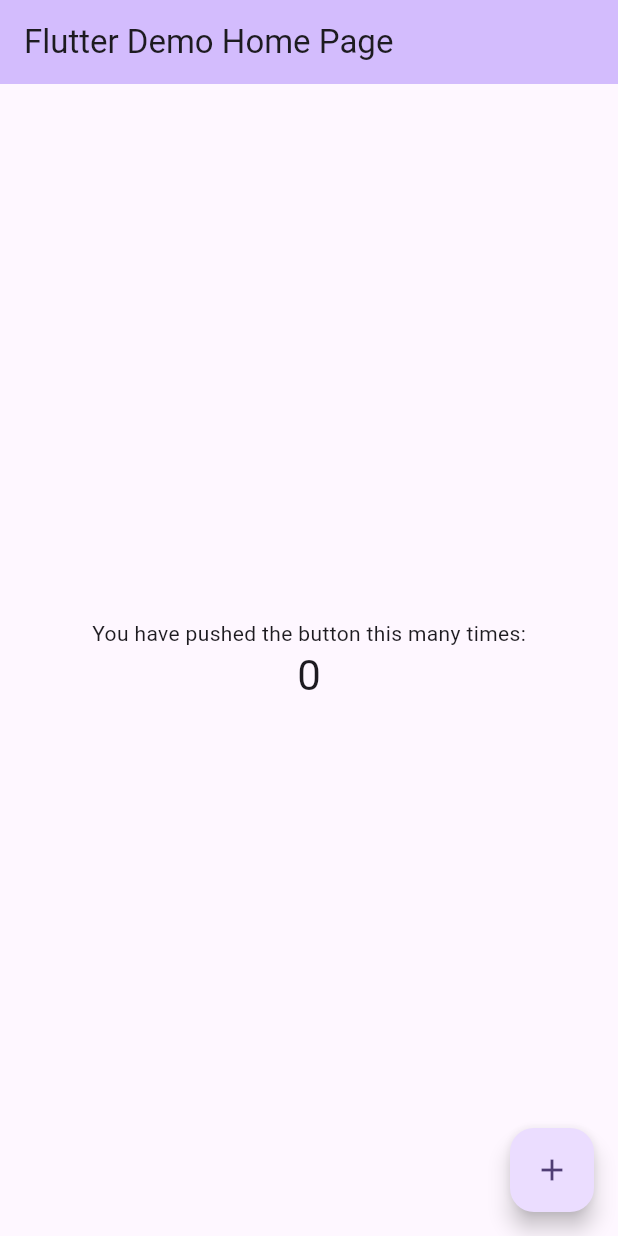
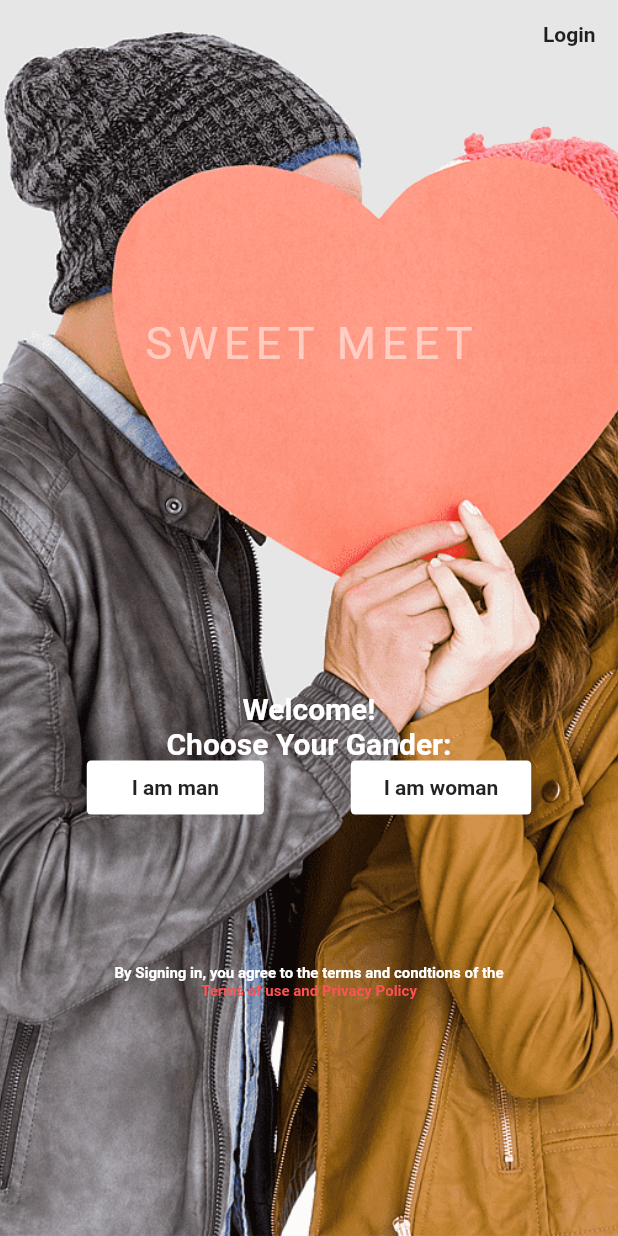
Before and after one commit to karim0305/DatingApp, a Flutter app: the screen it shows after launch, on a phone screen of 412 x 824 dp. Run offline on Flutter 3.47's test engine with Material 2 defaults, Android fonts, the phone set to English and light mode, and no system bars.

Commit message:
Log in Page
Signed-off-by: Momin Karim <mominkarim0305@gmail.com>

```diff
--- /dev/null
+++ b/lib/Login.dart
@@ -0,0 +1,152 @@
+import 'package:flutter/material.dart';
+
+class LoginPage extends StatefulWidget {
+  const LoginPage({super.key});
+
+  @override
+  State<LoginPage> createState() => _LoginPageState();
+}
+
+class _LoginPageState extends State<LoginPage> {
+  @override
+  Widget build(BuildContext context) {
+    return Scaffold(
+      body: SafeArea(
+        child: Container(
+          decoration: const BoxDecoration(
+              image: DecorationImage(
+                  image: AssetImage("lib/imagesrc/loginbackground.png"),
+                  fit: BoxFit.cover)),
+          child: Column(
+            children: [
+              Row(
+                mainAxisAlignment: MainAxisAlignment.end,
+                children: [
+                  Padding(
+                    padding: EdgeInsets.all(15.0),
+                    child: InkWell(
+                      onTap: () {},
+                      child: Text(
+                        "Login",
+                        style: TextStyle(fontWeight: FontWeight.bold),
+                      ),
+                    ),
+                  ),
+                ],
+              ),
+              SizedBox(
+                height: 150,
+              ),
+              Row(
+                mainAxisAlignment: MainAxisAlignment.center,
+                children: [
+                  Padding(
+                    padding: EdgeInsets.all(15.0),
+                    child: Text(
+                      "SWEET MEET",
+                      style: TextStyle(
+                          fontSize: 30,
+                          color: Colors.white.withOpacity(0.5),
+                          letterSpacing: 4),
+                    ),
+                  ),
+                ],
+              ),
+              SizedBox(
+                height: 200,
+              ),
+              Row(
+                mainAxisAlignment: MainAxisAlignment.center,
+                children: [
+                  Text(
+                    "Welcome!",
+                    style: TextStyle(
+                      fontWeight: FontWeight.bold,
+                      fontSize: 20,
+                      color: Colors.white,
+                    ),
+                  ),
+                ],
+              ),
+              Row(
+                mainAxisAlignment: MainAxisAlignment.center,
+                children: [
+                  Text(
+                    "Choose Your Gander:",
+                    style: TextStyle(
+                      fontWeight: FontWeight.bold,
+                      fontSize: 20,
+                      color: Colors.white,
+                    ),
+                  ),
+                ],
+              ),
+              Row(
+                mainAxisAlignment: MainAxisAlignment.spaceEvenly,
+                children: [
+                  InkWell(
+                    onTap: () {},
+                    child: Container(
+                      padding:
+                          EdgeInsets.symmetric(horizontal: 30, vertical: 10),
+                      decoration: BoxDecoration(
+                          color: Colors.white,
+                          borderRadius: BorderRadius.circular(3)),
+                      child: Text(
+                        "I am man",
+                        style: TextStyle(fontWeight: FontWeight.bold),
+                      ),
+                    ),
+                  ),
+                  InkWell(
+                    onTap: () {},
+                    child: Container(
+                      padding:
+                          EdgeInsets.symmetric(horizontal: 22, vertical: 10),
+                      decoration: BoxDecoration(
+                          color: Colors.white,
+                          borderRadius: BorderRadius.circular(3)),
+                      child: Text(
+                        "I am woman",
+                        style: TextStyle(fontWeight: FontWeight.bold),
+                      ),
+                    ),
+                  ),
+                ],
+              ),
+              SizedBox(
+                height: 100,
+              ),
+              Row(
+                mainAxisAlignment: MainAxisAlignment.center,
+                children: [
+                  Text(
+                    "By Signing in, you agree to the terms and condtions of the",
+                    style: TextStyle(
+                      fontWeight: FontWeight.bold,
+                      fontSize: 10,
+                      color: Colors.white,
+                    ),
+                  ),
+                ],
+              ),
+              Row(
+                mainAxisAlignment: MainAxisAlignment.center,
+                children: [
+                  Text(
+                    "Terms of use and Privacy Policy",
+                    style: TextStyle(
+                      fontWeight: FontWeight.bold,
+                      fontSize: 10,
+                      color: Colors.redAccent,
+                    ),
+                  ),
+                ],
+              ),
+            ],
+          ),
+        ),
+      ),
+    );
+  }
+}
--- a/lib/main.dart
+++ b/lib/main.dart
@@ -1,125 +1,9 @@
+import 'package:dating_app/Login.dart';
 import 'package:flutter/material.dart';
 
 void main() {
-  runApp(const MyApp());
+  runApp(const MaterialApp(
+    debugShowCheckedModeBanner: false,
+    home: LoginPage(),
+  ));
 }
-
-class MyApp extends StatelessWidget {
-  const MyApp({super.key});
-
-  // This widget is the root of your application.
-  @override
-  Widget build(BuildContext context) {
-    return MaterialApp(
-      title: 'Flutter Demo',
-      theme: ThemeData(
-        // This is the theme of your application.
-        //
-        // TRY THIS: Try running your application with "flutter run". You'll see
-        // the application has a blue toolbar. Then, without quitting the app,
-        // try changing the seedColor in the colorScheme below to Colors.green
-        // and then invoke "hot reload" (save your changes or press the "hot
-        // reload" button in a Flutter-supported IDE, or press "r" if you used
-        // the command line to start the app).
-        //
-        // Notice that the counter didn't reset back to zero; the application
-        // state is not lost during the reload. To reset the state, use hot
-        // restart instead.
-        //
-        // This works for code too, not just values: Most code changes can be
-        // tested with just a hot reload.
-        colorScheme: ColorScheme.fromSeed(seedColor: Colors.deepPurple),
-        useMaterial3: true,
-      ),
-      home: const MyHomePage(title: 'Flutter Demo Home Page'),
-    );
-  }
-}
-
-class MyHomePage extends StatefulWidget {
-  const MyHomePage({super.key, required this.title});
-
-  // This widget is the home page of your application. It is stateful, meaning
-  // that it has a State object (defined below) that contains fields that affect
-  // how it looks.
-
-  // This class is the configuration for the state. It holds the values (in this
-  // case the title) provided by the parent (in this case the App widget) and
-  // used by the build method of the State. Fields in a Widget subclass are
-  // always marked "final".
-
-  final String title;
-
-  @override
-  State<MyHomePage> createState() => _MyHomePageState();
-}
-
-class _MyHomePageState extends State<MyHomePage> {
-  int _counter = 0;
-
-  void _incrementCounter() {
-    setState(() {
-      // This call to setState tells the Flutter framework that something has
-      // changed in this State, which causes it to rerun the build method below
-      // so that the display can reflect the updated values. If we changed
-      // _counter without calling setState(), then the build method would not be
-      // called again, and so nothing would appear to happen.
-      _counter++;
-    });
-  }
-
-  @override
-  Widget build(BuildContext context) {
-    // This method is rerun every time setState is called, for instance as done
-    // by the _incrementCounter method above.
-    //
-    // The Flutter framework has been optimized to make rerunning build methods
-    // fast, so that you can just rebuild anything that needs updating rather
-    // than having to individually change instances of widgets.
-    return Scaffold(
-      appBar: AppBar(
-        // TRY THIS: Try changing the color here to a specific color (to
-        // Colors.amber, perhaps?) and trigger a hot reload to see the AppBar
-        // change color while the other colors stay the same.
-        backgroundColor: Theme.of(context).colorScheme.inversePrimary,
-        // Here we take the value from the MyHomePage object that was created by
-        // the App.build method, and use it to set our appbar title.
-        title: Text(widget.title),
-      ),
-      body: Center(
-        // Center is a layout widget. It takes a single child and positions it
-        // in the middle of the parent.
-        child: Column(
-          // Column is also a layout widget. It takes a list of children and
-          // arranges them vertically. By default, it sizes itself to fit its
-          // children horizontally, and tries to be as tall as its parent.
-          //
-          // Column has various properties to control how it sizes itself and
-          // how it positions its children. Here we use mainAxisAlignment to
-          // center the children vertically; the main axis here is the vertical
-          // axis because Columns are vertical (the cross axis would be
-          // horizontal).
-          //
-          // TRY THIS: Invoke "debug painting" (choose the "Toggle Debug Paint"
-          // action in the IDE, or press "p" in the console), to see the
-          // wireframe for each widget.
-          mainAxisAlignment: MainAxisAlignment.center,
-          children: <Widget>[
-            const Text(
-              'You have pushed the button this many times:',
-            ),
-            Text(
-              '$_counter',
-              style: Theme.of(context).textTheme.headlineMedium,
-            ),
-          ],
-        ),
-      ),
-      floatingActionButton: FloatingActionButton(
-        onPressed: _incrementCounter,
-        tooltip: 'Increment',
-        child: const Icon(Icons.add),
-      ), // This trailing comma makes auto-formatting nicer for build methods.
-    );
-  }
-}
--- a/pubspec.yaml
+++ b/pubspec.yaml
@@ -59,8 +59,8 @@ flutter:
   uses-material-design: true
 
   # To add assets to your application, add an assets section, like this:
-  # assets:
-  #   - images/a_dot_burr.jpeg
+  assets:
+    - lib/imagesrc/loginbackground.png
   #   - images/a_dot_ham.jpeg
 
   # An image asset can refer to one or more resolution-specific "variants", see
```
Also changed, not shown: lib/imagesrc/loginbackground.png (added).
